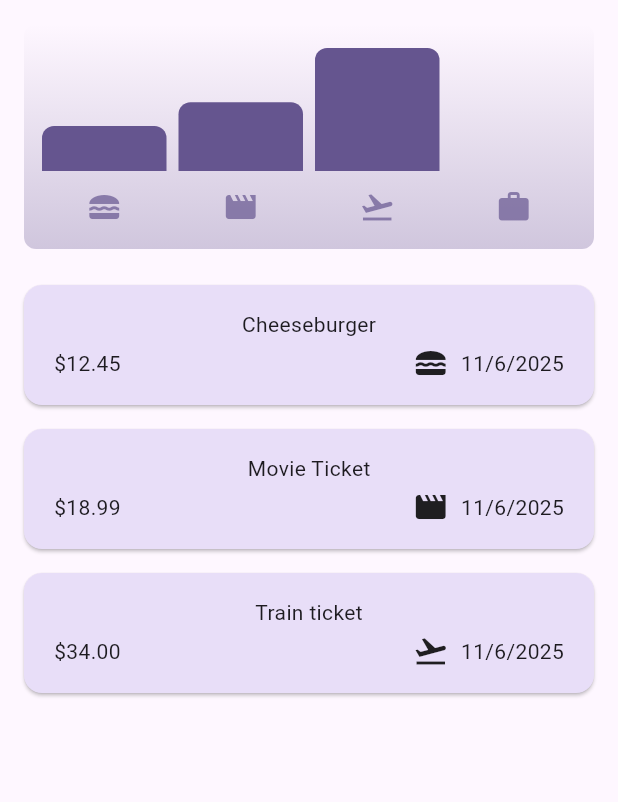
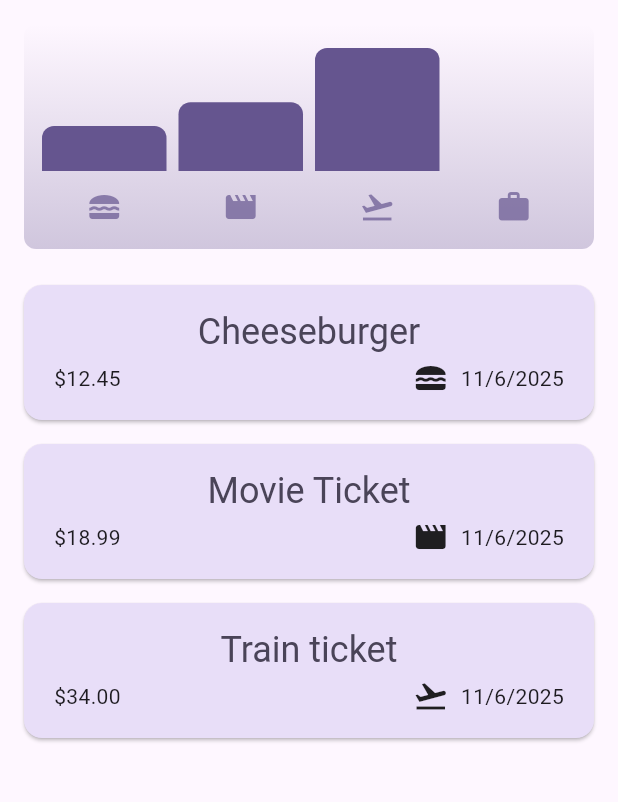
Before and after one commit to Salayka/expense_tracker_fa25, a Flutter app: the screen it shows after launch, on a phone screen of 412 x 824 dp, the part 84-886 px from its top. Run offline on Flutter 3.47's test engine with Material 3 defaults, Android fonts, the phone set to English and light mode, and no system bars.

Commit message:
fixed theme text size.

```diff
--- a/lib/widgets/expenses_list/expense_item.dart
+++ b/lib/widgets/expenses_list/expense_item.dart
@@ -13,7 +13,9 @@ class ExpenseItem extends StatelessWidget {
         padding: EdgeInsets.symmetric(horizontal: 20, vertical: 16),
         child: Column(
           children: [
-            Text(expense.title, style:ThemeData().textTheme.titleLarge,),
+            Text(
+              expense.title,
+               style:Theme.of(context).textTheme.titleLarge),
             const SizedBox(height: 4),
             Row(
               children: [
```
